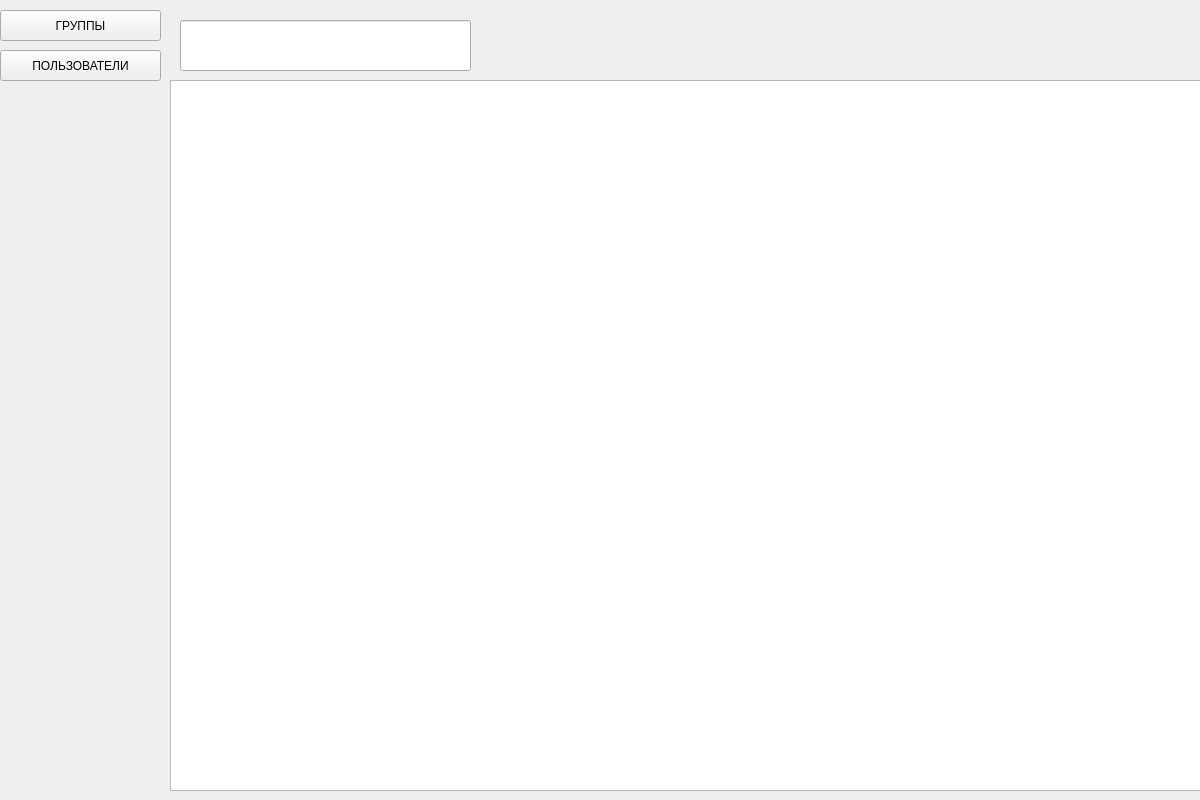
Before: the Qt Designer form sprots_club/mainwindow.ui in EL0re/SEM5_VPICMV_COURSEWORK, drawn with Qt 5.
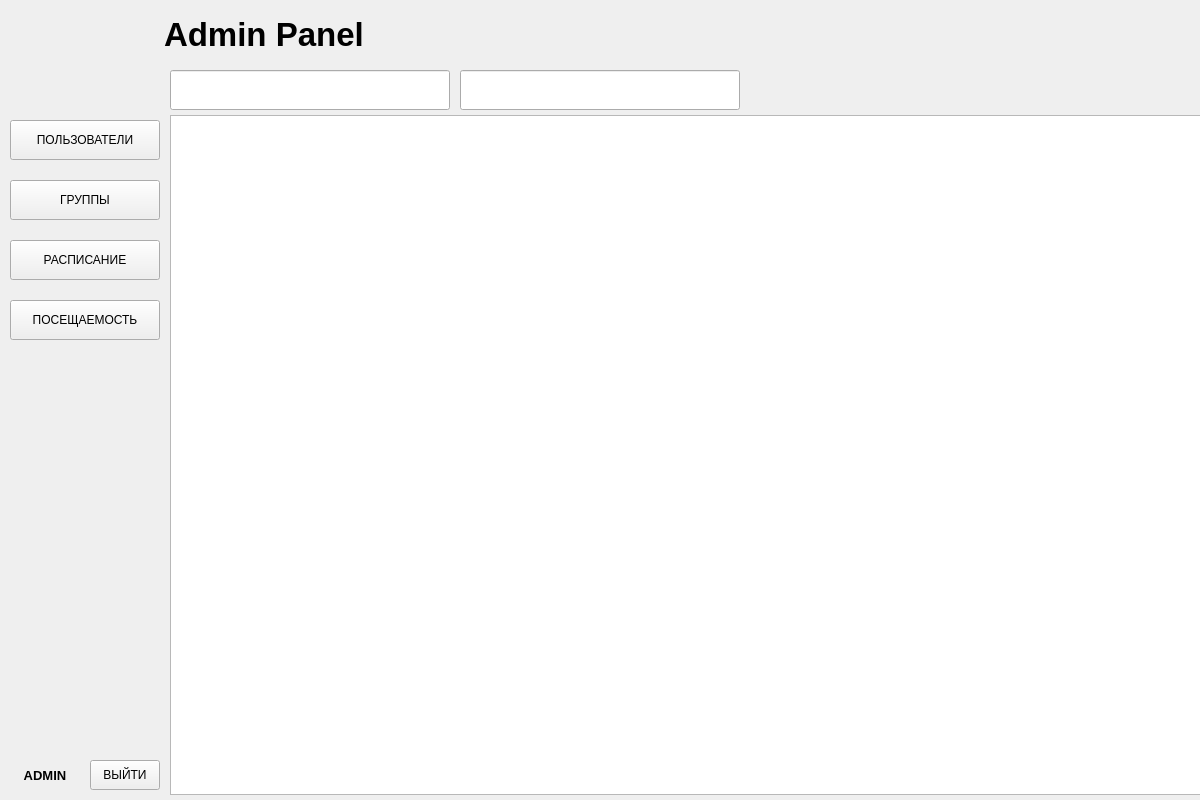
After: the same form once the commit is applied.

What changed in the file:
```diff
--- a/sprots_club/mainwindow.ui
+++ b/sprots_club/mainwindow.ui
@@ -18,19 +18,19 @@
     <property name="geometry">
      <rect>
       <x>170</x>
-      <y>80</y>
+      <y>115</y>
       <width>1031</width>
-      <height>711</height>
+      <height>680</height>
      </rect>
     </property>
    </widget>
    <widget class="QPushButton" name="pushButton">
     <property name="geometry">
      <rect>
-      <x>0</x>
-      <y>10</y>
-      <width>161</width>
-      <height>31</height>
+      <x>10</x>
+      <y>180</y>
+      <width>150</width>
+      <height>40</height>
      </rect>
     </property>
     <property name="text">
@@ -40,10 +40,10 @@
    <widget class="QPushButton" name="pushButton_2">
     <property name="geometry">
      <rect>
-      <x>0</x>
-      <y>50</y>
-      <width>161</width>
-      <height>31</height>
+      <x>10</x>
+      <y>120</y>
+      <width>150</width>
+      <height>40</height>
      </rect>
     </property>
     <property name="text">
@@ -53,16 +53,137 @@
    <widget class="QLineEdit" name="searchLineEdit">
     <property name="geometry">
      <rect>
-      <x>180</x>
-      <y>20</y>
-      <width>291</width>
-      <height>51</height>
+      <x>170</x>
+      <y>70</y>
+      <width>280</width>
+      <height>40</height>
      </rect>
     </property>
     <property name="placeholderText">
      <string notr="true" comment="ПОИСК ПО ФИО"/>
     </property>
    </widget>
+   <widget class="QPushButton" name="logoutButton">
+    <property name="geometry">
+     <rect>
+      <x>90</x>
+      <y>760</y>
+      <width>70</width>
+      <height>30</height>
+     </rect>
+    </property>
+    <property name="text">
+     <string>ВЫЙТИ</string>
+    </property>
+   </widget>
+   <widget class="QLabel" name="imagelabel">
+    <property name="geometry">
+     <rect>
+      <x>10</x>
+      <y>10</y>
+      <width>150</width>
+      <height>100</height>
+     </rect>
+    </property>
+    <property name="text">
+     <string/>
+    </property>
+   </widget>
+   <widget class="QLabel" name="label">
+    <property name="geometry">
+     <rect>
+      <x>164</x>
+      <y>9</y>
+      <width>571</width>
+      <height>51</height>
+     </rect>
+    </property>
+    <property name="font">
+     <font>
+      <pointsize>25</pointsize>
+      <weight>75</weight>
+      <bold>true</bold>
+     </font>
+    </property>
+    <property name="text">
+     <string>Admin Panel</string>
+    </property>
+    <property name="alignment">
+     <set>Qt::AlignLeading|Qt::AlignLeft|Qt::AlignVCenter</set>
+    </property>
+   </widget>
+   <widget class="QLineEdit" name="lineEdit">
+    <property name="geometry">
+     <rect>
+      <x>460</x>
+      <y>70</y>
+      <width>280</width>
+      <height>40</height>
+     </rect>
+    </property>
+   </widget>
+   <widget class="QPushButton" name="pushButton_3">
+    <property name="geometry">
+     <rect>
+      <x>10</x>
+      <y>240</y>
+      <width>150</width>
+      <height>40</height>
+     </rect>
+    </property>
+    <property name="text">
+     <string>РАСПИСАНИЕ</string>
+    </property>
+   </widget>
+   <widget class="QPushButton" name="pushButton_4">
+    <property name="geometry">
+     <rect>
+      <x>10</x>
+      <y>300</y>
+      <width>150</width>
+      <height>40</height>
+     </rect>
+    </property>
+    <property name="text">
+     <string>ПОСЕЩАЕМОСТЬ</string>
+    </property>
+   </widget>
+   <widget class="QLabel" name="Role_Label">
+    <property name="geometry">
+     <rect>
+      <x>10</x>
+      <y>760</y>
+      <width>70</width>
+      <height>30</height>
+     </rect>
+    </property>
+    <property name="font">
+     <font>
+      <pointsize>10</pointsize>
+      <weight>75</weight>
+      <bold>true</bold>
+     </font>
+    </property>
+    <property name="text">
+     <string>ADMIN</string>
+    </property>
+    <property name="alignment">
+     <set>Qt::AlignCenter</set>
+    </property>
+   </widget>
+   <widget class="QLabel" name="FIO_Label">
+    <property name="geometry">
+     <rect>
+      <x>10</x>
+      <y>720</y>
+      <width>150</width>
+      <height>30</height>
+     </rect>
+    </property>
+    <property name="text">
+     <string/>
+    </property>
+   </widget>
   </widget>
  </widget>
  <layoutdefault spacing="6" margin="11"/>
```
